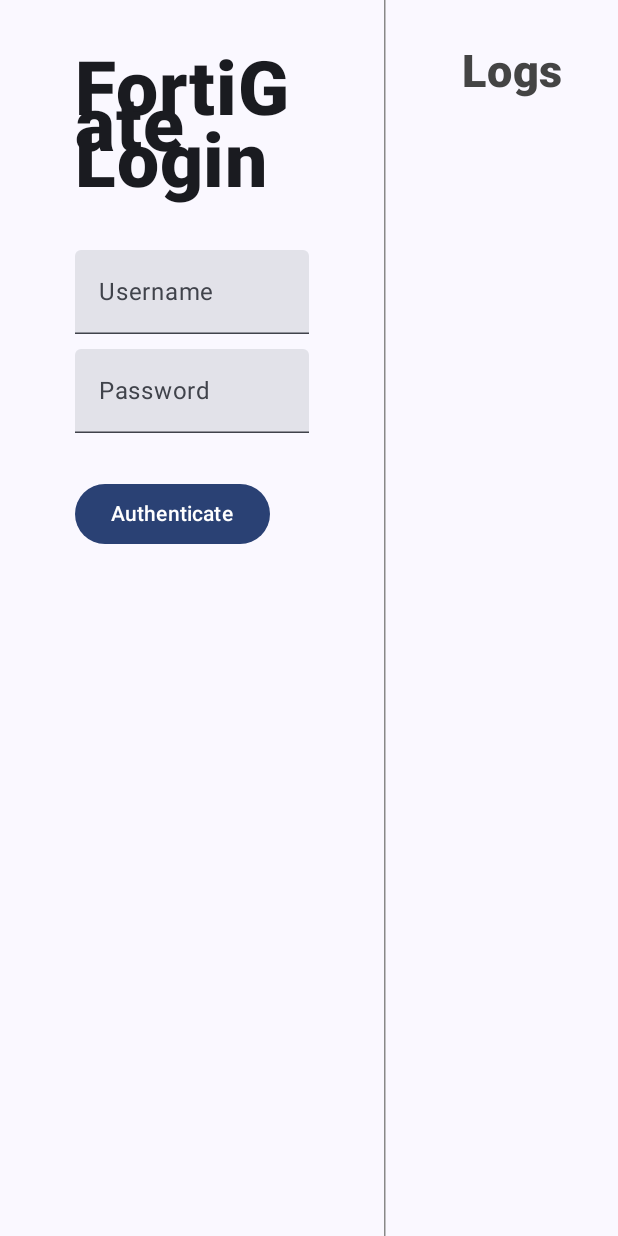
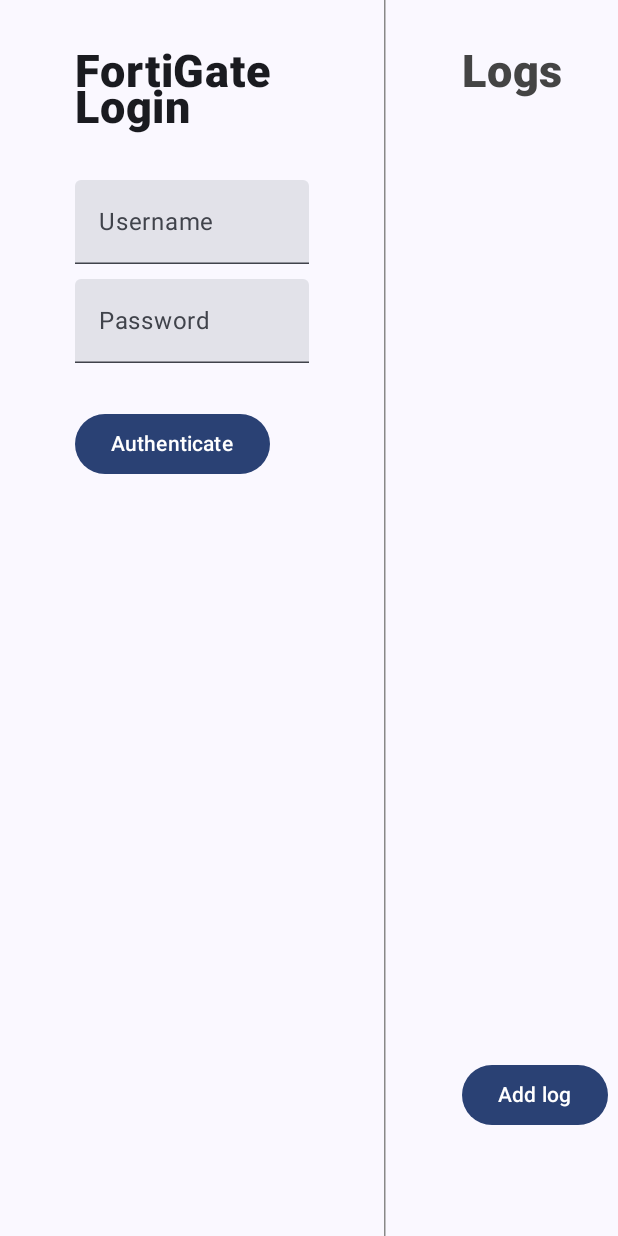
Before and after one commit to caldiag/fortivi-android, an Android app built with Jetpack Compose: the screen it shows after launch (MainActivity), on a phone screen of 412 x 824 dp. Run offline under Robolectric (Android 15) with nearby library versions, the phone set to English and light mode, and no system bars; our stand-ins replace Volley.

Commit message:
MESSY CODE: improve logs; needs refactoring

```diff
--- a/app/build.gradle.kts
+++ b/app/build.gradle.kts
@@ -66,6 +66,6 @@ dependencies {
     androidTestImplementation(libs.androidx.ui.test.junit4)
     debugImplementation(libs.androidx.ui.tooling)
     debugImplementation(libs.androidx.ui.test.manifest)
-    implementation(libs.androidx.ui.text.google.fonts)
+    implementation(libs.volley)
 
 }
--- a/app/src/main/AndroidManifest.xml
+++ b/app/src/main/AndroidManifest.xml
@@ -1,7 +1,8 @@
 <?xml version="1.0" encoding="utf-8"?>
 <manifest xmlns:android="http://schemas.android.com/apk/res/android"
     xmlns:tools="http://schemas.android.com/tools">
-
+    <uses-permission android:name="android.permission.INTERNET" />
+    <uses-permission android:name="android.permission.ACCESS_NETWORK_STATE" />
     <application
         android:allowBackup="true"
         android:dataExtractionRules="@xml/data_extraction_rules"
@@ -23,6 +24,8 @@
                 <category android:name="android.intent.category.LAUNCHER" />
             </intent-filter>
         </activity>
+
     </application>
 
+
 </manifest>
--- a/app/src/main/java/com/gruporihappy/fortivi/MainActivity.kt
+++ b/app/src/main/java/com/gruporihappy/fortivi/MainActivity.kt
@@ -2,6 +2,7 @@ package com.gruporihappy.fortivi
 
 import android.content.Context
 import android.os.Bundle
+import android.widget.Toast
 import androidx.activity.ComponentActivity
 import androidx.activity.compose.setContent
 import androidx.activity.enableEdgeToEdge
@@ -15,23 +16,35 @@ import androidx.compose.foundation.layout.fillMaxWidth
 import androidx.compose.foundation.layout.padding
 import androidx.compose.foundation.layout.width
 import androidx.compose.foundation.lazy.LazyColumn
+import androidx.compose.foundation.lazy.items
+import androidx.compose.foundation.text.ClickableText
 import androidx.compose.material3.Button
+import androidx.compose.material3.HorizontalDivider
 import androidx.compose.material3.Surface
 import androidx.compose.material3.Text
+import androidx.compose.material3.TextButton
 import androidx.compose.material3.TextField
 import androidx.compose.material3.VerticalDivider
 import androidx.compose.runtime.Composable
 import androidx.compose.runtime.getValue
+import androidx.compose.runtime.mutableStateListOf
 import androidx.compose.runtime.mutableStateOf
 import androidx.compose.runtime.remember
 import androidx.compose.runtime.setValue
 import androidx.compose.ui.Modifier
 import androidx.compose.ui.graphics.Color
+import androidx.compose.ui.text.AnnotatedString
 import androidx.compose.ui.text.font.FontWeight
 import androidx.compose.ui.unit.dp
 import androidx.compose.ui.unit.sp
 import androidx.core.graphics.toColorInt
+import com.android.volley.Request
+import com.android.volley.Response
+import com.android.volley.toolbox.StringRequest
+import com.android.volley.toolbox.Volley
 import com.gruporihappy.fortivi.ui.theme.FortiviTheme
+import java.net.URL
+import java.util.Calendar
 
 class MainActivity : ComponentActivity() {
     override fun onCreate(savedInstanceState: Bundle?) {
@@ -61,7 +74,7 @@ fun Home(context: Context) {
                 .fillMaxWidth(0.5f)) {
                 Text(
                     "FortiGate Login",
-                    fontSize = 50.sp,
+                    fontSize = 30.sp,
                     fontWeight = FontWeight.ExtraBold,
                     modifier = Modifier.padding(0.dp, 0.dp, 0.dp, 20.dp)
                 )
@@ -84,10 +97,47 @@ fun Home(context: Context) {
                     .width(2.dp)
             )
 //          Logs
-            Column (modifier = Modifier.fillMaxWidth()) {
-                Text("Logs", fontSize = 30.sp, fontWeight = FontWeight.ExtraBold, color = Color.DarkGray, modifier = Modifier.padding(50.dp, 30.dp, 0.dp, 50.dp))
-                LazyColumn {
+            val logs = remember {mutableStateListOf<String>()}
+            Column (modifier = Modifier
+                .fillMaxWidth()
+                .padding(50.dp, 30.dp, 0.dp, 50.dp)) {
 
+                Text("Logs", fontSize = 30.sp, fontWeight = FontWeight.ExtraBold, color = Color.DarkGray, modifier = Modifier.padding(0.dp, 0.dp, 0.dp, 30.dp))
+
+//              https://rapidapi.com/petapro/api/linguatools-sentence-generating
+                LazyColumn(modifier = Modifier
+                    .padding(0.dp, 0.dp, 50.dp, 0.dp)
+                    .fillMaxHeight(0.9f)) {
+                    items(logs) {
+                        HorizontalDivider(thickness = 1.dp, color = Color.LightGray)
+                        TextButton(onClick = {}){Text("${Calendar.getInstance().time} | $it")}
+                    }
+                }
+                Row  (horizontalArrangement = Arrangement.spacedBy(15.dp)){
+
+                    Button(onClick = {
+                        val queue = Volley.newRequestQueue(context)
+                        val url = "https://baconipsum.com/api/?type=all-meat&sentences=1"
+
+                        val stringRequest = StringRequest(Request.Method.GET, url,
+                            { response ->
+                                logs.add("Initialize HTTP Request to FortiGate Server")
+                                logs.add("Got magic ID")
+                                logs.add("Sending magic ID to FortiGate port 1003")
+                                logs.add("Received connection end, checking network access")
+                                logs.add("200 OK CONNECT")
+                                println(logs)
+                            },
+                            { Toast.makeText(context, "That didn't work!", Toast.LENGTH_LONG).show()}
+                        )
+
+                        queue.add(stringRequest)
+                    }) {
+                        Text("Add log")
+                    }
+                    Button(onClick = {logs.clear()}) {
+                        Text("Clear logs")
+                    }
                 }
             }
     }
--- a/gradle/libs.versions.toml
+++ b/gradle/libs.versions.toml
@@ -9,6 +9,7 @@ lifecycleRuntimeKtx = "2.6.1"
 activityCompose = "1.8.0"
 composeBom = "2024.04.01"
 uiTextGoogleFonts = "1.6.8"
+volley = "1.2.1"
 
 [libraries]
 androidx-core-ktx = { group = "androidx.core", name = "core-ktx", version.ref = "coreKtx" }
@@ -26,6 +27,7 @@ androidx-ui-tooling-preview = { group = "androidx.compose.ui", name = "ui-toolin
 androidx-ui-test-manifest = { group = "androidx.compose.ui", name = "ui-test-manifest" }
 androidx-ui-test-junit4 = { group = "androidx.compose.ui", name = "ui-test-junit4" }
 androidx-material3 = { group = "androidx.compose.material3", name = "material3" }
+volley = { module = "com.android.volley:volley", version.ref = "volley" }
 
 [plugins]
 android-application = { id = "com.android.application", version.ref = "agp" }
```
